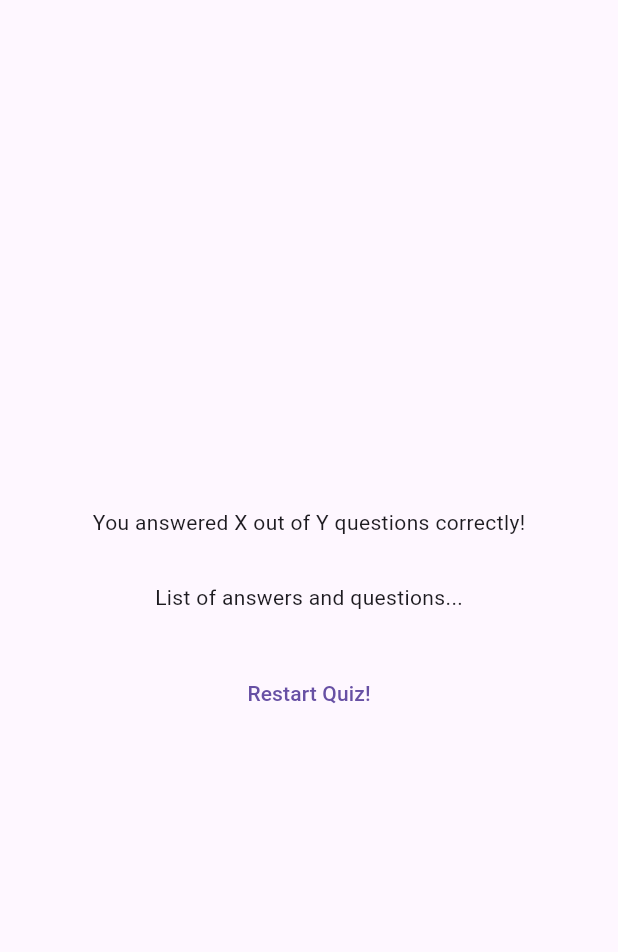
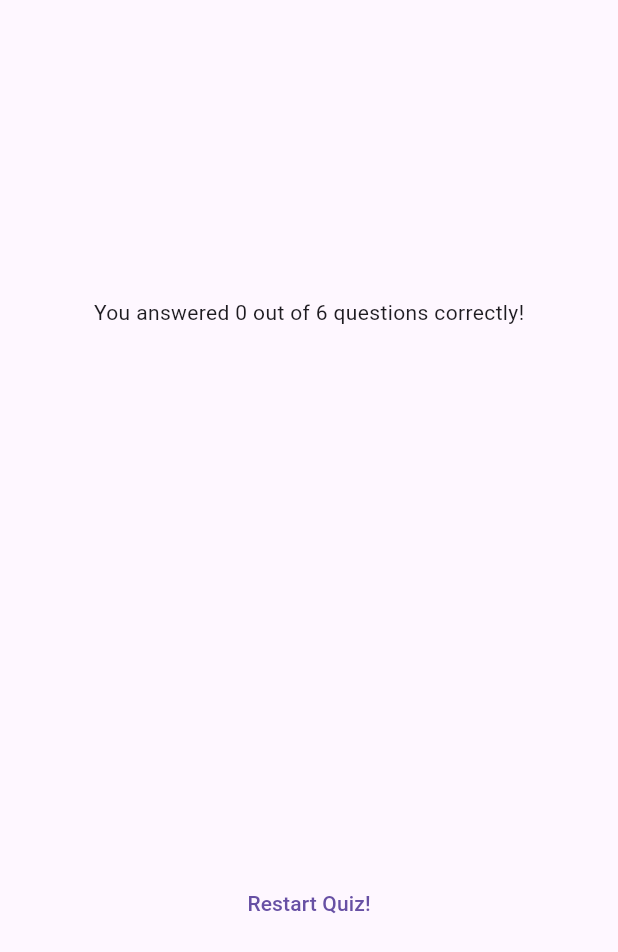
Before and after one commit to william-kung/flutter_quiz, a Flutter app: the ResultsScreen widget shown alone on an empty page, opened directly with empty values, on a phone screen of 412 x 824 dp. Shown: the top 952 px of the screen. Run offline on Flutter 3.47's test engine with Material 3 defaults, Android fonts, the phone set to English and light mode, and no system bars; our stand-ins replace google_fonts.

Commit message:
fix result screen bug, yet to format

```diff
--- a/lib/main.dart
+++ b/lib/main.dart
@@ -1,8 +1,8 @@
 import 'package:flutter/material.dart';
 import 'package:quiz_app/quiz.dart';
 
-const color1 = Color.fromARGB(255, 25, 5, 59);
-const color2 = Color.fromARGB(255, 58, 14, 135);
+const color1 = Color.fromARGB(255, 71, 22, 158);
+const color2 = Color.fromARGB(255, 78, 22, 175);
 
 void main() {
   runApp(const Quiz());
--- a/lib/questions_summary.dart
+++ b/lib/questions_summary.dart
@@ -1,21 +1,37 @@
 import 'package:flutter/material.dart';
 
 class QuestionsSummary extends StatelessWidget{
-  const QuestionsSummary ({super.key, required this.summaryData});
+  const QuestionsSummary (this.summaryData, {super.key});
 
   final List<Map<String, Object>> summaryData;
 
   @override
   Widget build(BuildContext context) {
-    return Column(
+    return SizedBox(
+      height: 300,
+      child: SingleChildScrollView(
+        child: Column(
           children: summaryData.map(
             (data) {
               return Row(children: [
                 Text(((data['question_index'] as int) + 1).toString()),
+                // Expanded is used so that the child fills the available
+                //space along the flex widget's main axis, which is the Row.
+                Expanded(
+                  child: Column(children:[
+                    Text(data['question'] as String),
+                    const SizedBox(height: 5,),
+                    Text(data['user_answer'] as String),
+                    Text(data['correct_answer'] as String),
+                  ]),
+                ),
+
               ],);
             },
-      ).toList()
+          ).toList()   //combining use of .map and .toList here.
         ,
+        ),
+      ),
     );
   }
 }
--- a/lib/quiz.dart
+++ b/lib/quiz.dart
@@ -28,8 +28,8 @@ class _QuizState extends State<Quiz> {
     selectedAnswers.add(answer);
     if (selectedAnswers.length == questions.length) {
       setState((){
+        // selectedAnswers = [];
         activeScreen = 'results-screen';
-        selectedAnswers = [];
       });
     }
   }
--- a/lib/results_screen.dart
+++ b/lib/results_screen.dart
@@ -1,18 +1,19 @@
 import 'package:flutter/material.dart';
 import 'package:quiz_app/data/quesions.dart';
+import 'package:quiz_app/questions_summary.dart';
 
 class ResultsScreen extends StatelessWidget{
   const ResultsScreen ({super.key, required this.chosenAnswers,});
 
   final List<String> chosenAnswers;
 
-  List<Map<String, Object>> getSummaryData(){[]
+  List<Map<String, Object>> get summaryData {
     final List<Map<String, Object>> summary = [];
 
     for (var i = 0; i < chosenAnswers.length; i++) {
       summary.add({
         'question_index': i,
-        'question': questions[i].text,
+        'question': questions[i].text,   // from questions.dart
         'correct_answer': questions[i].answers[0],
         'user_answer': chosenAnswers[i],
       });
@@ -22,7 +23,12 @@ class ResultsScreen extends StatelessWidget{
 
 
   @override
-  Widget build(context){
+  Widget build(BuildContext context) {
+    final numTotalQuestions = questions.length;
+    final numCorrectQuestions = summaryData.where((data) {
+      return data['user_answer'] == data['correct_answer'];
+    }).length;
+
     return SizedBox(
       width: double.infinity,
       child: Container(
@@ -30,9 +36,9 @@ class ResultsScreen extends StatelessWidget{
         child: Column(
           mainAxisAlignment: MainAxisAlignment.center,
           children: [
-            const Text('You answered X out of Y questions correctly!'),
+            Text('You answered $numCorrectQuestions out of $numTotalQuestions questions correctly!'),
             const SizedBox(height: 30,),
-            const Text('List of answers and questions...'),
+            QuestionsSummary(summaryData),
             const SizedBox(height: 30,),
             TextButton(
               onPressed: () {},
```
Lines whose indentation alone changed are shown as unchanged.
